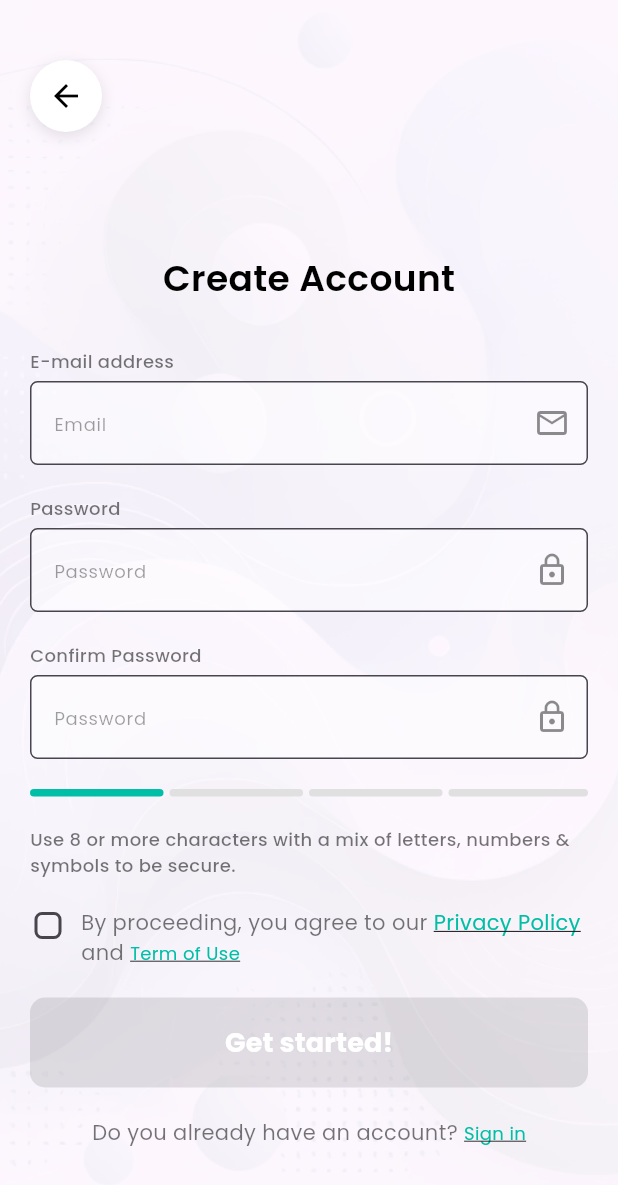
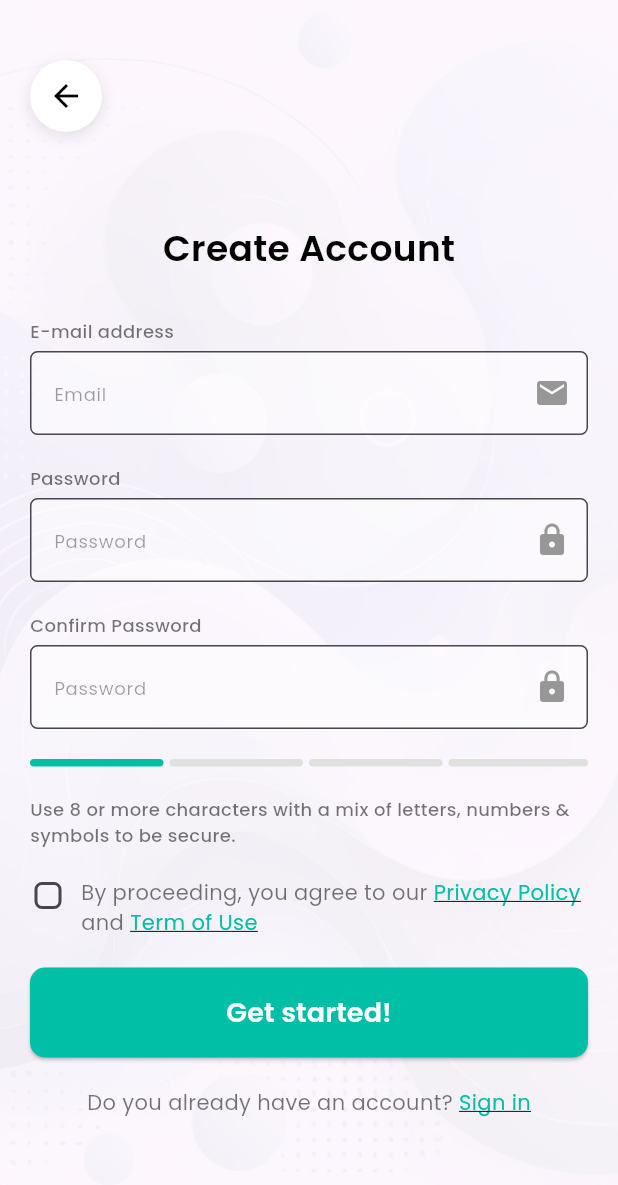
Before and after one commit to AghaMuhammad/FlutterApp, a Flutter app: the screen it shows after launch, after a tap on "Create Account", on a phone screen of 412 x 824 dp. Shown: the top 1185 px of the screen. Run offline on Flutter 3.47's test engine with Material 3 defaults, Android fonts, the phone set to English and light mode, and no system bars; our stand-ins replace font_awesome_flutter, google_fonts.

Commit message:
third-release

```diff
--- a/journya/lib/create_account_screen.dart
+++ b/journya/lib/create_account_screen.dart
@@ -12,6 +12,8 @@ class CreateAccountScreen extends StatefulWidget {
 
 class _CreateAccountScreenState extends State<CreateAccountScreen> {
   bool isChecked = false; // Checkbox state
+  final double buttonWidth = double.infinity; // Button width
+  final double buttonHeight = 60; // Button height
 
   @override
   Widget build(BuildContext context) {
@@ -51,13 +53,13 @@ class _CreateAccountScreenState extends State<CreateAccountScreen> {
                         onPressed: () {
                           Navigator.pop(context);
                         },
-                        icon: const Icon(Icons.arrow_back),
+                        icon: const Icon(Icons.arrow_back), // Correct icon
                         color: Colors.black,
                         padding: const EdgeInsets.all(12),
                       ),
                     ),
                   ),
-                  const SizedBox(height: 80),
+                  const SizedBox(height: 60),
                   // Title
                   Text(
                     'Create Account',
@@ -75,7 +77,7 @@ class _CreateAccountScreenState extends State<CreateAccountScreen> {
                     context,
                     label: 'E-mail address',
                     hint: 'Email',
-                    icon: Icons.email_outlined,
+                    icon: Icons.email, // Correct icon
                   ),
                   const SizedBox(height: 20),
                   // Password Field
@@ -83,7 +85,7 @@ class _CreateAccountScreenState extends State<CreateAccountScreen> {
                     context,
                     label: 'Password',
                     hint: 'Password',
-                    icon: Icons.lock_outline,
+                    icon: Icons.lock, // Correct icon
                     obscureText: true,
                   ),
                   const SizedBox(height: 20),
@@ -92,7 +94,7 @@ class _CreateAccountScreenState extends State<CreateAccountScreen> {
                     context,
                     label: 'Confirm Password',
                     hint: 'Password',
-                    icon: Icons.lock_outline,
+                    icon: Icons.lock, // Correct icon
                     obscureText: true,
                   ),
                   const SizedBox(height: 20),
@@ -160,7 +162,8 @@ class _CreateAccountScreenState extends State<CreateAccountScreen> {
                                 text: 'Term of Use',
                                 style: GoogleFonts.poppins(
                                   textStyle: const TextStyle(
-                                    fontSize: 12,
+                                    fontSize: 14,
+                                    fontWeight: FontWeight.w400,
                                     color: Color(0xFF00BFA6),
                                     decoration: TextDecoration.underline,
                                   ),
@@ -175,14 +178,12 @@ class _CreateAccountScreenState extends State<CreateAccountScreen> {
                   const SizedBox(height: 20),
                   // Get Started Button
                   SizedBox(
-                    width: double.infinity,
-                    height: 60,
+                    width: buttonWidth, // Adjustable width
+                    height: buttonHeight, // Adjustable height
                     child: ElevatedButton(
-                      onPressed: isChecked
-                          ? () {
-                              // Handle Get Started
-                            }
-                          : null, // Disable button if not checked
+                      onPressed: () {
+                        // Handle Get Started
+                      },
                       style: ElevatedButton.styleFrom(
                         backgroundColor: const Color(0xFF00BFA6),
                         shape: RoundedRectangleBorder(
@@ -194,7 +195,7 @@ class _CreateAccountScreenState extends State<CreateAccountScreen> {
                         style: GoogleFonts.poppins(
                           textStyle: const TextStyle(
                             fontSize: 18,
-                            fontWeight: FontWeight.bold,
+                            fontWeight: FontWeight.w600,
                             color: Colors.white,
                           ),
                         ),
@@ -219,7 +220,8 @@ class _CreateAccountScreenState extends State<CreateAccountScreen> {
                             text: 'Sign in',
                             style: GoogleFonts.poppins(
                               textStyle: const TextStyle(
-                                fontSize: 12,
+                                fontSize: 14,
+                                fontWeight: FontWeight.w400,
                                 color: Color(0xFF00BFA6),
                                 decoration: TextDecoration.underline,
                               ),
@@ -279,7 +281,8 @@ class _CreateAccountScreenState extends State<CreateAccountScreen> {
                 color: Colors.black38,
               ),
             ),
-            suffixIcon: Icon(icon, color: Colors.black45),
+            suffixIcon:
+                Icon(icon, color: const Color.fromARGB(255, 151, 151, 151)),
             filled: true,
             fillColor: const Color.fromARGB(119, 255, 255, 255),
             border: OutlineInputBorder(
--- a/journya/lib/sign_in_screen.dart
+++ b/journya/lib/sign_in_screen.dart
@@ -65,14 +65,14 @@ class SignInScreen extends StatelessWidget {
                   _buildTextField(
                     label: 'E-mail address',
                     hint: 'Email',
-                    icon: Icons.email_outlined,
+                    icon: Icons.email,
                   ),
                   const SizedBox(height: 10),
                   // Password Field
                   _buildTextField(
                     label: 'Password',
                     hint: 'Password',
-                    icon: Icons.lock_outline,
+                    icon: Icons.lock,
                     obscureText: true,
                   ),
                   const SizedBox(height: 10),
--- a/journya/lib/welcome_screen.dart
+++ b/journya/lib/welcome_screen.dart
@@ -45,7 +45,7 @@ class WelcomeScreen extends StatelessWidget {
                 _buildSignInButton(
                   context,
                   'Sign in with Email',
-                  FontAwesomeIcons.envelope,
+                  Icons.email, // Updated to use Flutter's email icon
                 ),
                 const SizedBox(height: 16), // Reduced space
                 // OR Divider
@@ -176,7 +176,8 @@ class WelcomeScreen extends StatelessWidget {
                     icon, // Google Icon as an image
                     height: 24,
                   )
-                : FaIcon(icon, size: 24, color: Colors.black), // Other Icons
+                : Icon(icon,
+                    size: 26, color: Colors.black), // Updated icon usage
             const SizedBox(width: 20),
             Text(
               text,
```
